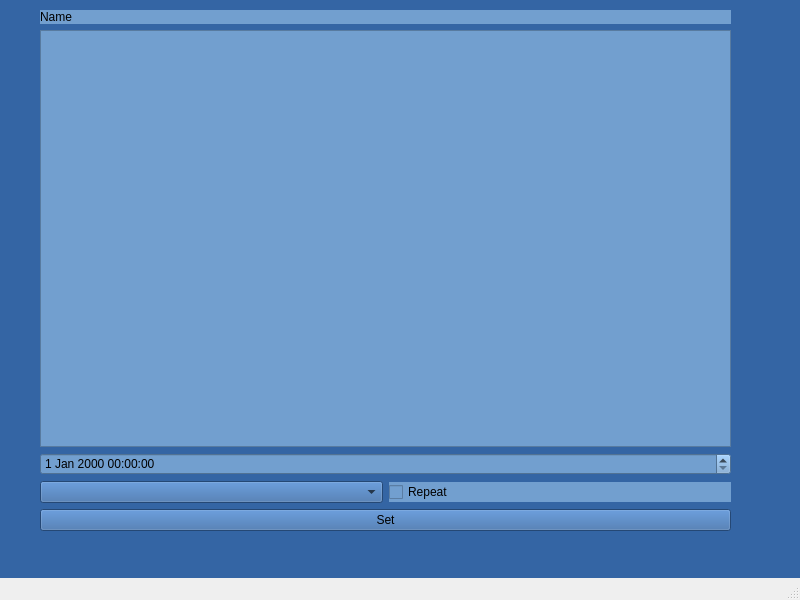
Above: Task-Manager/Page1.ui from SergiPonsa/QT-APP-Facerias-Ponsa before the change. Below: the same form after it.
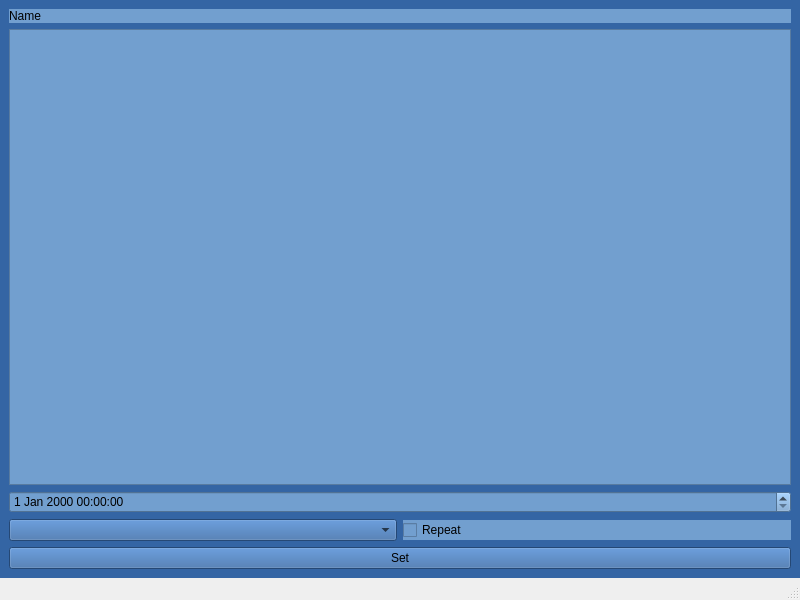
That is the form after the change.

Commit message:
actu stack widgets
actu stack widgets

The edit to the form file:
```diff
--- a/Task-Manager/Page1.ui
+++ b/Task-Manager/Page1.ui
@@ -17,15 +17,8 @@
    <property name="styleSheet">
     <string notr="true">background-color: rgb(52, 101, 164);</string>
    </property>
-   <widget class="QWidget" name="">
-    <property name="geometry">
-     <rect>
-      <x>40</x>
-      <y>10</y>
-      <width>691</width>
-      <height>521</height>
-     </rect>
-    </property>
+   <layout class="QVBoxLayout" name="verticalLayout_2">
+    <item>
     <layout class="QVBoxLayout" name="verticalLayout">
      <item>
       <widget class="QLabel" name="label">
@@ -76,7 +69,8 @@
       </widget>
      </item>
     </layout>
-   </widget>
+    </item>
+   </layout>
   </widget>
   <widget class="QMenuBar" name="menubar">
    <property name="geometry">
```
Left out of the diff: 2 changed lines with no effect on the pictures. Lines whose indentation alone changed are shown as unchanged. The commit also changes 4 other files.
